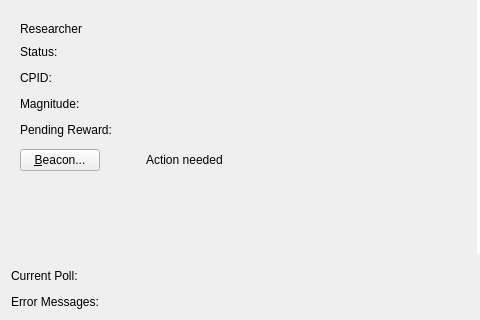
The window that src/qt/forms/overviewpage.ui (gridcoin-community/Gridcoin-Research) describes before a commit, drawn with Qt 5; both pictures show x 0 to 480 and y 315 to 635 of the 948 by 635 pixel window.
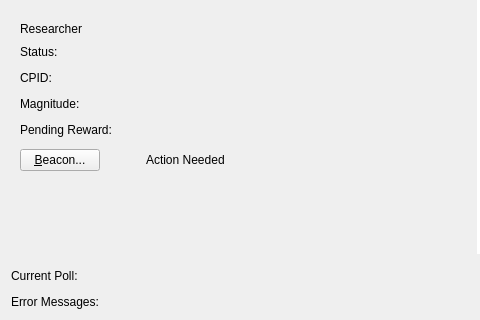
The same window after the commit. Icons and pictures are not drawn. Custom widgets are drawn as their Qt base class.

```diff
--- a/src/qt/forms/overviewpage.ui
+++ b/src/qt/forms/overviewpage.ui
@@ -551,7 +551,7 @@
                <item alignment="Qt::AlignLeft|Qt::AlignVCenter">
                 <widget class="QLabel" name="researcherAlertLabel">
                  <property name="text">
-                  <string notr="true">Action needed</string>
+                  <string>Action Needed</string>
                  </property>
                  <property name="alignment">
                   <set>Qt::AlignLeading|Qt::AlignLeft|Qt::AlignVCenter</set>
```
